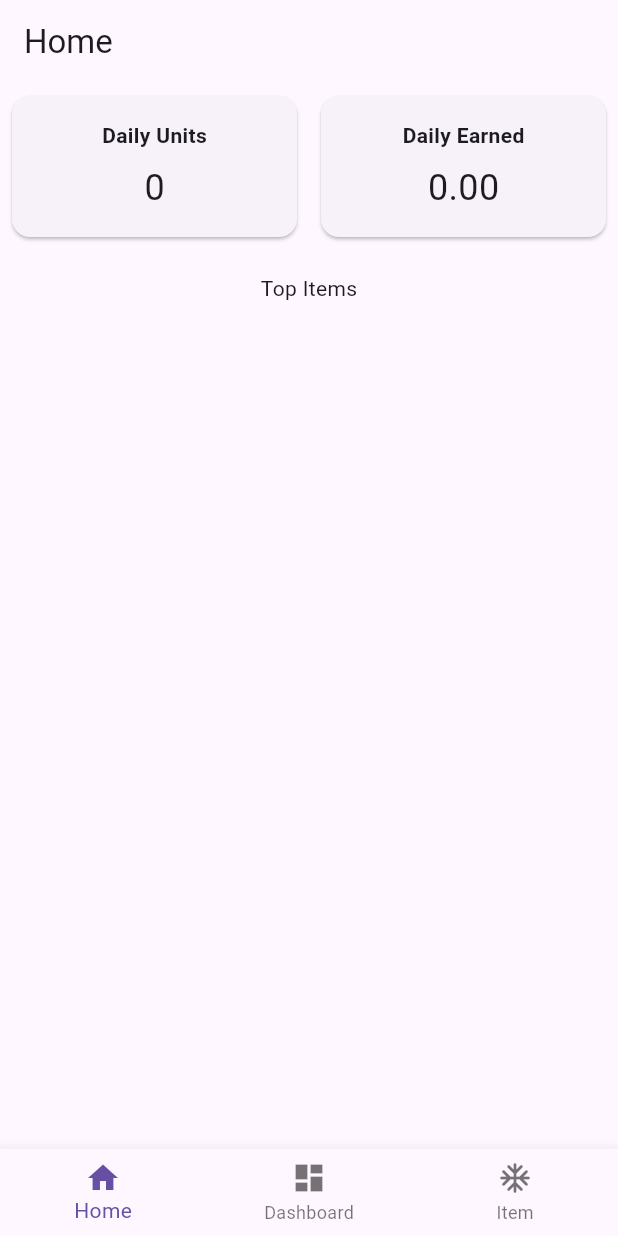
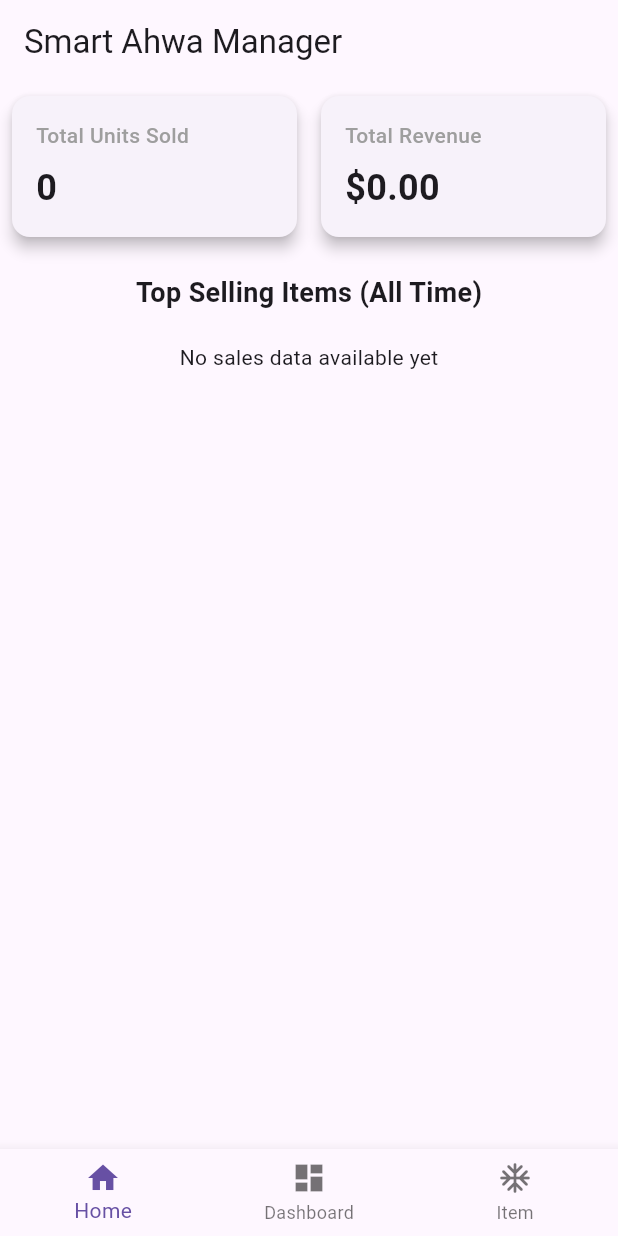
Before and after one commit to Garfend/week1_assignments, a Flutter app: the screen it shows after launch, on a phone screen of 412 x 824 dp. Run offline on Flutter 3.47's test engine with Material 3 defaults, Android fonts, the phone set to English and light mode, and no system bars; our stand-ins replace sqflite; accounts and stored records are empty.

Commit message:
Add date selection and update reports display in dashboard and home page

```diff
--- a/lib/ui/pages/home_page.dart
+++ b/lib/ui/pages/home_page.dart
@@ -1,6 +1,5 @@
 import 'package:flutter/material.dart';
-
-import '../../data/repository/imp/daily_reports_repository_imp.dart';
+import '../../data/repository/imp/overall_reports_repository_imp.dart';
 import '../../data/repository/imp/top_selling_reports_repository_imp.dart';
 import '../../domain/usecase/daily_reports_usecase.dart';
 import '../../domain/usecase/order_usecase.dart';
@@ -28,9 +27,11 @@ class _HomePageState extends State<HomePage> {
   @override
   Widget build(BuildContext context) {
     return Scaffold(
-      appBar: AppBar(title: const Text('Home')),
+      appBar: AppBar(
+        title: const Text('Smart Ahwa Manager'),
+      ),
       body: FutureBuilder(
-        future: _buildFreshReportsData(),
+        future: _buildOverallReportsData(),
         builder: (context, snapshot) {
           if (!snapshot.hasData) {
             return const Center(child: CircularProgressIndicator());
@@ -48,25 +49,34 @@ class _HomePageState extends State<HomePage> {
                   children: [
                     Expanded(
                       child: TotalSalesCard(
-                        title: 'Daily Units',
+                        title: 'Total Units Sold',
                         value: data['totalItems'].toString(),
                       ),
                     ),
                     Expanded(
                       child: TotalSalesCard(
-                        title: 'Daily Earned',
-                        value: data['totalSales'].toStringAsFixed(2),
+                        title: 'Total Revenue',
+                        value: '\$${data['totalSales'].toStringAsFixed(2)}',
                       ),
                     ),
                   ],
                 ),
                 const SizedBox(height: 16),
-                const Text('Top Items'),
-                ...sortedTopItems.asMap().entries.map((e) => TopItemCard(
-                  itemName: e.value.key,
-                  soldCount: e.value.value,
-                  index: e.key + 1,
-                )),
+                const Text(
+                    'Top Selling Items (All Time)',
+                    style: TextStyle(fontSize: 18, fontWeight: FontWeight.bold)
+                ),
+                if (sortedTopItems.isEmpty)
+                  const Padding(
+                    padding: EdgeInsets.all(20),
+                    child: Text('No sales data available yet'),
+                  )
+                else
+                  ...sortedTopItems.asMap().entries.map((e) => TopItemCard(
+                    itemName: e.value.key,
+                    soldCount: e.value.value,
+                    index: e.key + 1,
+                  )),
               ],
             ),
           );
@@ -75,15 +85,16 @@ class _HomePageState extends State<HomePage> {
     );
   }
 
-  Future<Map<String, dynamic>> _buildFreshReportsData() async {
+  Future<Map<String, dynamic>> _buildOverallReportsData() async {
     final orders = await widget.orderService.getAllOrders();
 
-    final dailyReports = DailyReportsRepositoryImp(orders);
+    // Use new SOLID-compliant repository
+    final overallReports = OverallReportsRepository(orders);
     final topSellingReports = TopSellingReportsRepositoryImp(orders);
 
     return {
-      'totalSales': dailyReports.totalSales(),
-      'totalItems': dailyReports.totalItemsSold(),
+      'totalSales': overallReports.totalSales(),
+      'totalItems': overallReports.totalItemsSold(),
       'topItems': topSellingReports.topSellingItems(),
     };
   }
--- a/lib/ui/widgets/total_sales_card.dart
+++ b/lib/ui/widgets/total_sales_card.dart
@@ -4,19 +4,38 @@ class TotalSalesCard extends StatelessWidget {
   final String title;
   final String value;
 
-  const TotalSalesCard({super.key, required this.title, required this.value});
+  const TotalSalesCard({
+    super.key,
+    required this.title,
+    required this.value,
+  });
 
   @override
   Widget build(BuildContext context) {
     return Card(
       margin: const EdgeInsets.all(8),
+      elevation: 4,
       child: Padding(
         padding: const EdgeInsets.all(16),
         child: Column(
+          crossAxisAlignment: CrossAxisAlignment.start,
           children: [
-            Text(title, style: const TextStyle(fontWeight: FontWeight.bold)),
+            Text(
+              title,
+              style: const TextStyle(
+                fontSize: 14,
+                fontWeight: FontWeight.w500,
+                color: Colors.grey,
+              ),
+            ),
             const SizedBox(height: 8),
-            Text(value, style: const TextStyle(fontSize: 24)),
+            Text(
+              value,
+              style: const TextStyle(
+                fontSize: 24,
+                fontWeight: FontWeight.bold,
+              ),
+            ),
           ],
         ),
       ),
```
Also changed, not shown: lib/ui/pages/dashboard.dart (+41 -6 lines).
